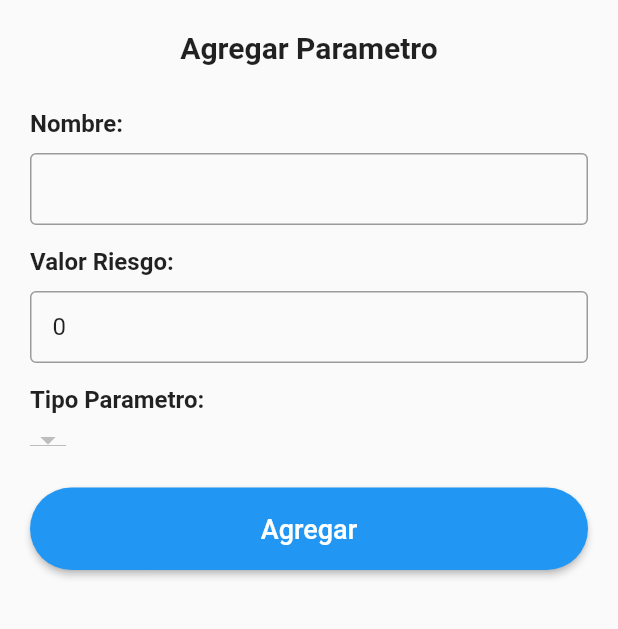
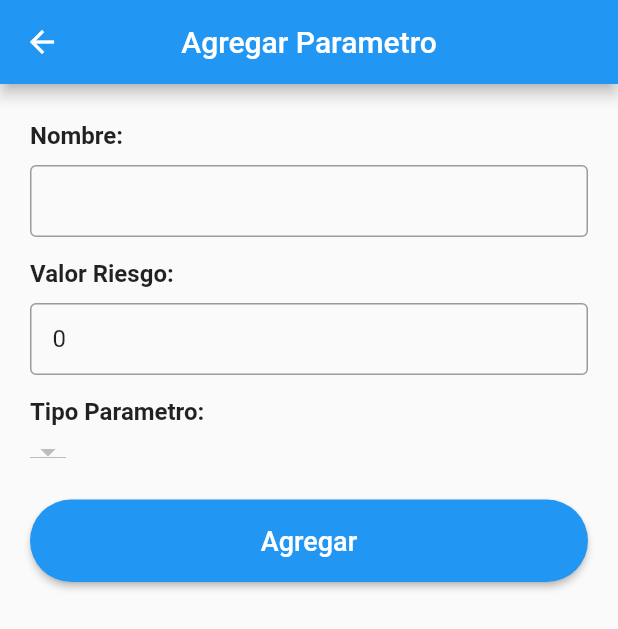
Before and after one commit to Nirc22/AppSaludable, a Flutter app: the AddParametroPage screen opened directly, after a tap on "Agregar", on a phone screen of 412 x 824 dp. Shown: the top 629 px of the screen. Run offline on Flutter 3.47's test engine with Material 2 defaults, Android fonts, the phone set to English and light mode, and no system bars; our stand-ins replace flutter_secure_storage; accounts and stored records are empty; network calls fail.

Commit message:
Avances Admin Panel

```diff
--- a/lib/pages/admin/parametro.dart
+++ b/lib/pages/admin/parametro.dart
@@ -42,6 +42,7 @@ class _ParametroPageState extends State<ParametroPage> {
               DataColumn(label: Text("#")),
               DataColumn(label: Text("Nombre")),
               DataColumn(label: Text("Tipo Parametro")),
+              DataColumn(label: Text("Valor Riesgo")),
             ],
             source: ParametroData(parametros),
           ),
@@ -72,6 +73,7 @@ class ParametroData extends DataTableSource {
         DataCell(Text((index + 1).toString())),
         DataCell(Text(parametros[index].nombre)),
         DataCell(Text(parametros[index].tipoParametro.nombre)),
+        DataCell(Text(parametros[index].valorRiesgo.toString())),
       ],
     );
   }
@@ -103,16 +105,22 @@ class _AddParametroPageState extends State<AddParametroPage> {
       create: (context) => ParametroDataForm(),
       builder: (context, child) => Scaffold(
         body: SafeArea(
-          child: SingleChildScrollView(
+          child: Scaffold(
+            appBar: AppBar(
+              title: const Text("Agregar Parametro"),
+              centerTitle: true,
+            ),
+            body: SingleChildScrollView(
               physics: const BouncingScrollPhysics(),
               child: Container(
                 height: MediaQuery.of(context).size.height * 0.9,
                 child: Column(
                   mainAxisAlignment: MainAxisAlignment.start,
                   children: [
-                  _LabelAddParametro(),
+                    SizedBox(height: 15),
                     Formulario(tipoParametros: tipoParametros),
                   ],
+                ),
               ),
             ),
           ),
@@ -200,11 +208,27 @@ class _FormularioState extends State<Formulario> {
           const SizedBox(height: 20),
           CustomButton(
             texto: "Agregar",
-            onPressed: () {},
+            onPressed: () => crearParametro(context, nombresCtrl.text,
+                valorRiesgoCtrl.text, parametroDataForm.valorRiesgo),
           ),
         ],
       ),
     );
+  }
+
+  Future crearParametro(BuildContext context, String nombre, String valorRiesgo,
+      String? idTipoParametro) async {
+    final parametroServices =
+        Provider.of<ParametroServices>(context, listen: false);
+    final token = await AuthServices.getToken();
+
+    if (idTipoParametro == "632e694a7bab36dbf8f79e4f") {
+      valorRiesgo = "0";
+    }
+
+    await parametroServices.crearParametro(
+        nombre, valorRiesgo, idTipoParametro, token);
+    Navigator.pushNamed(context, "parametro");
   }
 }
 
--- a/lib/pages/admin/riesgos.dart
+++ b/lib/pages/admin/riesgos.dart
@@ -43,8 +43,8 @@ class RiesgosData extends DataTableSource {
       cells: [
         DataCell(Text((index + 1).toString())),
         DataCell(Text(riesgos[index].nombre)),
-        DataCell(Text(riesgos[index].rangoMinimo.toString())),
-        DataCell(Text(riesgos[index].rangoMaximo.toString())),
+        DataCell(Text(riesgos[index].rangoMinimo.toStringAsFixed(1))),
+        DataCell(Text(riesgos[index].rangoMaximo.toStringAsFixed(1))),
       ],
     );
   }
--- a/lib/pages/data.dart
+++ b/lib/pages/data.dart
@@ -113,6 +113,7 @@ class _DataPageState extends State<DataPage> {
                                         child: CustomInputForm(
                                           texto: "Peso (Kg):",
                                           textController: pesoCtrl,
+                                          keyboardType: TextInputType.number,
                                           formatoInputs: [
                                             FilteringTextInputFormatter
                                                 .digitsOnly
@@ -123,6 +124,7 @@ class _DataPageState extends State<DataPage> {
                                       Flexible(
                                         child: CustomInputForm(
                                           texto: "Altura (cm):",
+                                          keyboardType: TextInputType.number,
                                           textController: alturaCtrl,
                                           formatoInputs: [
                                             FilteringTextInputFormatter
--- a/lib/pages/login.dart
+++ b/lib/pages/login.dart
@@ -71,7 +71,7 @@ class _FormState extends State<_Form> {
           CustomInput(
             icon: Icons.mail_outline,
             placeholder: 'Correo',
-            keyboardType: TextInputType.text,
+            keyboardType: TextInputType.emailAddress,
             textController: emailCtrl,
           ),
           CustomInput(
--- a/lib/services/parametro_services.dart
+++ b/lib/services/parametro_services.dart
@@ -1,3 +1,5 @@
+import 'dart:convert';
+
 import 'package:flutter/material.dart';
 import 'package:healthy_app/models/parametro_response.dart';
 import 'package:http/http.dart' as http;
@@ -69,14 +71,36 @@ class ParametroServices with ChangeNotifier {
     notifyListeners();
   }
 
-  crearParametro() async {
+  crearParametro(String nombre, String valorRiesgo, String? idTipoParametro,
+      String? token) async {
     final url = Uri.parse("${Enviroments.apiUrl}/parametro/create");
 
-    final resp =
-        await http.post(url, headers: {"Content-Type": "application/json"});
+    final data = {
+      "nombre": allWordsCapitilize(nombre),
+      "valorRiesgo": valorRiesgo,
+      "idTipoParametro": idTipoParametro
+    };
+
+    final resp = await http.post(url,
+        headers: {
+          "Content-Type": "application/json",
+          "Authorization": "Bearer $token"
+        },
+        body: jsonEncode(data));
 
     final parametroResponse = parametroResponseFromJson(resp.body);
     parametros = parametroResponse.parametros;
     notifyListeners();
   }
 }
+
+String allWordsCapitilize(String str) {
+  if (str.length > 0) {
+    return str.toLowerCase().split(' ').map((word) {
+      String leftText = (word.length > 1) ? word.substring(1, word.length) : '';
+      return word[0].toUpperCase() + leftText;
+    }).join(' ');
+  } else {
+    return "";
+  }
+}
```
Also changed, not shown: lib/models/tipoRiesgo.dart (+4 -4 lines), lib/pages/details.dart (+16 -2 lines). Lines whose indentation alone changed are shown as unchanged.
